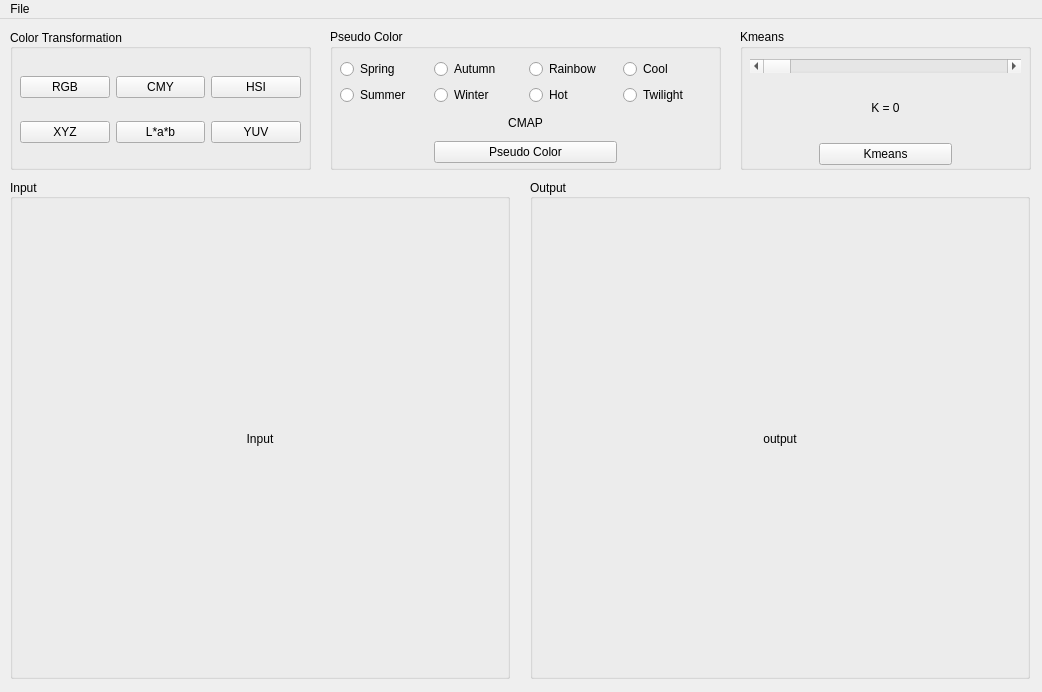
Before: the Qt Designer form HW05/myui.ui in WesleyCh3n/Img-Processing, drawn with Qt 5.
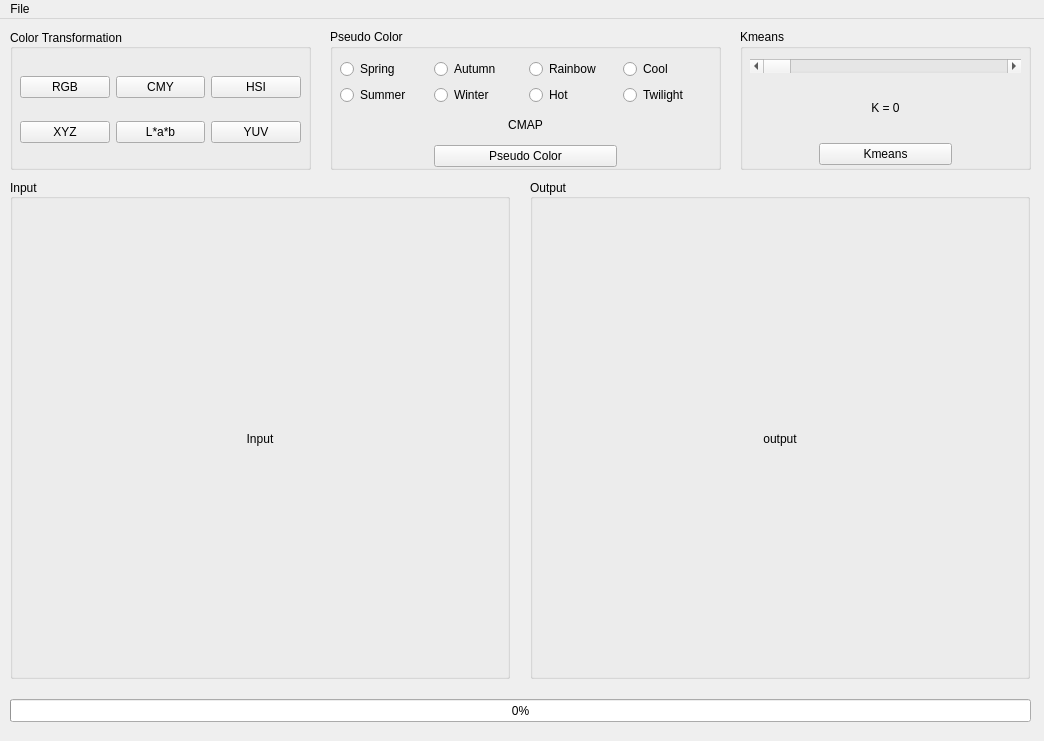
After: the same form once the commit is applied.

What changed in the file:
```diff
--- a/HW05/myui.ui
+++ b/HW05/myui.ui
@@ -6,8 +6,8 @@
    <rect>
     <x>0</x>
     <y>0</y>
-    <width>1042</width>
-    <height>692</height>
+    <width>1044</width>
+    <height>741</height>
    </rect>
   </property>
   <property name="windowTitle">
@@ -160,13 +160,13 @@
     <property name="title">
      <string>Pseudo Color</string>
     </property>
-    <widget class="QWidget" name="">
+    <widget class="QWidget" name="layoutWidget">
      <property name="geometry">
       <rect>
        <x>10</x>
        <y>30</y>
        <width>371</width>
-       <height>104</height>
+       <height>108</height>
       </rect>
      </property>
      <layout class="QGridLayout" name="gridLayout_2">
@@ -295,13 +295,26 @@
      </layout>
     </widget>
    </widget>
+   <widget class="QProgressBar" name="pB">
+    <property name="geometry">
+     <rect>
+      <x>10</x>
+      <y>680</y>
+      <width>1021</width>
+      <height>23</height>
+     </rect>
+    </property>
+    <property name="value">
+     <number>0</number>
+    </property>
+   </widget>
   </widget>
   <widget class="QMenuBar" name="menuBar">
    <property name="geometry">
     <rect>
      <x>0</x>
      <y>0</y>
-     <width>1042</width>
+     <width>1044</width>
      <height>22</height>
     </rect>
    </property>
```
Left out of the diff: 2 changed lines with no effect on the pictures.
